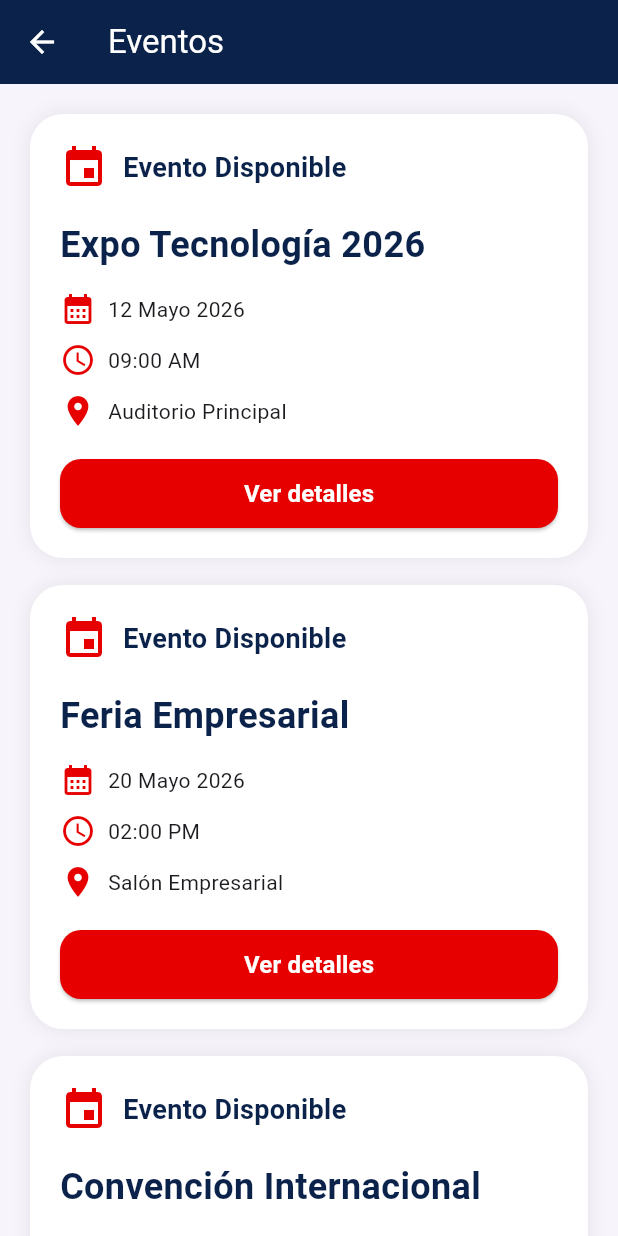
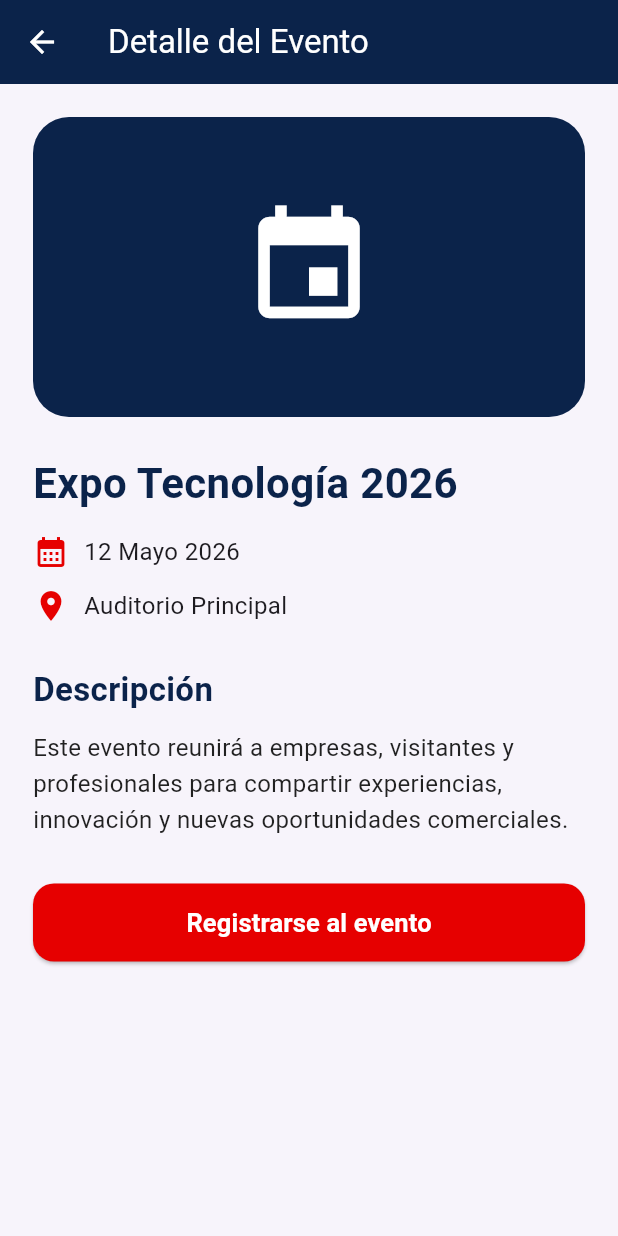
Before and after one commit to emi123gxt-gif/centro_exposiciones_app, a Flutter app: the EventosScreen screen opened directly, after a tap on "Ver detalles", on a phone screen of 412 x 824 dp. Run offline on Flutter 3.47's test engine with Material 3 defaults, Android fonts, the phone set to English and light mode, and no system bars.

Commit message:
Se agregaron notificaciones y detalle de eventos

```diff
--- a/lib/screens/eventos/detalle_evento_screen.dart
+++ b/lib/screens/eventos/detalle_evento_screen.dart
@@ -0,0 +1,140 @@
+import 'package:flutter/material.dart';
+
+class DetalleEventoScreen extends StatelessWidget {
+  final String nombre;
+  final String fecha;
+  final String lugar;
+
+  const DetalleEventoScreen({
+    super.key,
+    required this.nombre,
+    required this.fecha,
+    required this.lugar,
+  });
+
+  static const Color azulOscuro = Color(0xFF0B234A);
+  static const Color rojoPrincipal = Color(0xFFE60000);
+  static const Color fondoClaro = Color(0xFFF7F4FB);
+
+  @override
+  Widget build(BuildContext context) {
+    return Scaffold(
+      backgroundColor: fondoClaro,
+      appBar: AppBar(
+        backgroundColor: azulOscuro,
+        iconTheme: const IconThemeData(color: Colors.white),
+        title: const Text(
+          'Detalle del Evento',
+          style: TextStyle(color: Colors.white),
+        ),
+      ),
+      body: SingleChildScrollView(
+        padding: const EdgeInsets.all(22),
+        child: Column(
+          crossAxisAlignment: CrossAxisAlignment.start,
+          children: [
+
+            Container(
+              width: double.infinity,
+              height: 200,
+              decoration: BoxDecoration(
+                color: azulOscuro,
+                borderRadius: BorderRadius.circular(24),
+              ),
+              child: const Icon(
+                Icons.event,
+                color: Colors.white,
+                size: 90,
+              ),
+            ),
+
+            const SizedBox(height: 24),
+
+            Text(
+              nombre,
+              style: const TextStyle(
+                fontSize: 28,
+                fontWeight: FontWeight.bold,
+                color: azulOscuro,
+              ),
+            ),
+
+            const SizedBox(height: 14),
+
+            Row(
+              children: [
+                const Icon(Icons.calendar_month,
+                    color: rojoPrincipal),
+                const SizedBox(width: 10),
+                Text(
+                  fecha,
+                  style: const TextStyle(fontSize: 16),
+                ),
+              ],
+            ),
+
+            const SizedBox(height: 12),
+
+            Row(
+              children: [
+                const Icon(Icons.location_on,
+                    color: rojoPrincipal),
+                const SizedBox(width: 10),
+                Text(
+                  lugar,
+                  style: const TextStyle(fontSize: 16),
+                ),
+              ],
+            ),
+
+            const SizedBox(height: 28),
+
+            const Text(
+              'Descripción',
+              style: TextStyle(
+                fontSize: 22,
+                fontWeight: FontWeight.bold,
+                color: azulOscuro,
+              ),
+            ),
+
+            const SizedBox(height: 12),
+
+            const Text(
+              'Este evento reunirá a empresas, visitantes y profesionales para compartir experiencias, innovación y nuevas oportunidades comerciales.',
+              style: TextStyle(
+                fontSize: 16,
+                height: 1.5,
+                color: Colors.black87,
+              ),
+            ),
+
+            const SizedBox(height: 30),
+
+            SizedBox(
+              width: double.infinity,
+              height: 52,
+              child: ElevatedButton(
+                style: ElevatedButton.styleFrom(
+                  backgroundColor: rojoPrincipal,
+                  foregroundColor: Colors.white,
+                  shape: RoundedRectangleBorder(
+                    borderRadius: BorderRadius.circular(14),
+                  ),
+                ),
+                onPressed: () {},
+                child: const Text(
+                  'Registrarse al evento',
+                  style: TextStyle(
+                    fontSize: 17,
+                    fontWeight: FontWeight.bold,
+                  ),
+                ),
+              ),
+            ),
+          ],
+        ),
+      ),
+    );
+  }
+}
--- a/lib/screens/eventos/eventos_screen.dart
+++ b/lib/screens/eventos/eventos_screen.dart
@@ -1,4 +1,5 @@
 import 'package:flutter/material.dart';
+import 'detalle_evento_screen.dart';
 
 class EventosScreen extends StatelessWidget {
   const EventosScreen({super.key});
@@ -141,7 +142,18 @@ class EventosScreen extends StatelessWidget {
                         borderRadius: BorderRadius.circular(14),
                       ),
                     ),
-                    onPressed: () {},
+                    onPressed: () {
+                      Navigator.push(
+                        context,
+                        MaterialPageRoute(
+                          builder: (context) => DetalleEventoScreen(
+                            nombre: evento['titulo']!,
+                            fecha: evento['fecha']!,
+                            lugar: evento['lugar']!,
+                          ),
+                        ),
+                      );
+                    },
                     child: const Text(
                       'Ver detalles',
                       style: TextStyle(
```
Also changed, not shown: lib/screens/home/home_screen.dart (+9 -1 lines), lib/screens/notificaciones/notificaciones_screen.dart (added, +112 -0 lines).
